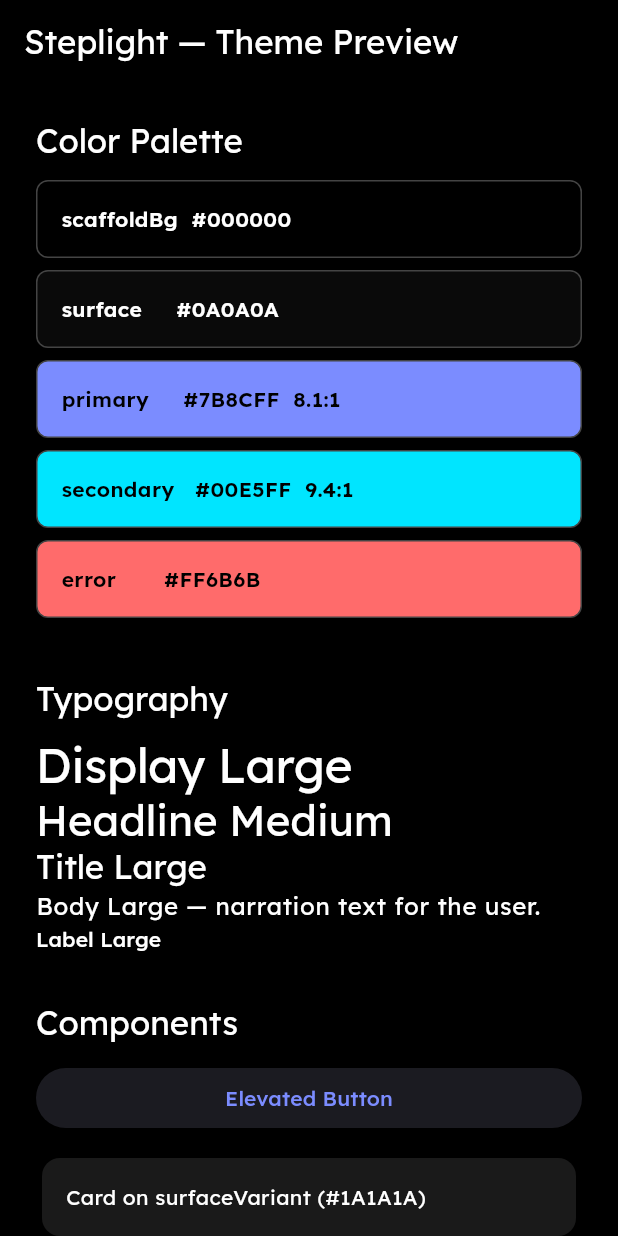
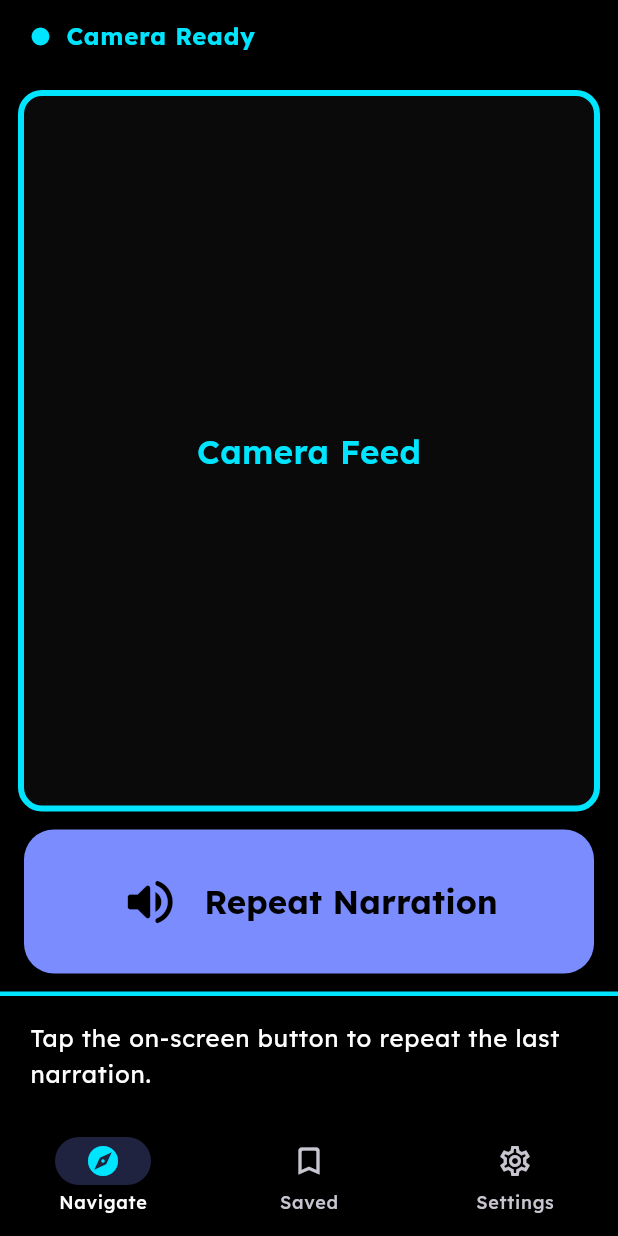
Before and after one commit to raorjun/4435-MIT-challenge, a Flutter app: the screen it shows after launch, on a phone screen of 412 x 824 dp. Run offline on Flutter 3.47's test engine with Material 3 defaults, Android fonts, the phone set to English and light mode, and no system bars; our stand-ins replace google_fonts.

Commit message:
updated layout

```diff
--- a/mobile_app/lib/main.dart
+++ b/mobile_app/lib/main.dart
@@ -1,5 +1,6 @@
 import 'package:flutter/material.dart';
 import 'theme/theme.dart';
+import 'screens/main_navigation_screen.dart';
 
 void main() {
   runApp(const SteplightApp());
@@ -15,8 +16,7 @@
       debugShowCheckedModeBanner: false,
       theme: AppTheme.darkTheme,
       darkTheme: AppTheme.darkTheme,
-      themeMode: ThemeMode.dark, // always dark
-      // Task 1 prep: clamp text scaler so oversized system fonts don't break layout
+      themeMode: ThemeMode.dark,
       builder: (context, child) {
         return MediaQuery(
           data: MediaQuery.of(context).copyWith(
@@ -26,81 +26,7 @@
           child: child!,
         );
       },
-      home: const _ThemePreviewScreen(),
+      home: const MainNavigationScreen(),
     );
   }
 }
-
-/// Simple screen to visually confirm the theme is applied correctly.
-class _ThemePreviewScreen extends StatelessWidget {
-  const _ThemePreviewScreen();
-
-  @override
-  Widget build(BuildContext context) {
-    final cs = Theme.of(context).colorScheme;
-    final tt = Theme.of(context).textTheme;
-
-    return Scaffold(
-      appBar: AppBar(title: const Text('Steplight — Theme Preview')),
-      body: ListView(
-        padding: const EdgeInsets.all(24),
-        children: [
-          // ── Color swatches ────────────────────────────────────────
-          Text('Color Palette', style: tt.titleLarge),
-          const SizedBox(height: 12),
-          _Swatch(label: 'scaffoldBg  #000000', color: AppTheme.pureBlack, onColor: cs.onSurface),
-          _Swatch(label: 'surface     #0A0A0A', color: cs.surface, onColor: cs.onSurface),
-          _Swatch(label: 'primary     #7B8CFF  8.1:1', color: cs.primary, onColor: cs.onPrimary),
-          _Swatch(label: 'secondary   #00E5FF  9.4:1', color: cs.secondary, onColor: cs.onSecondary),
-          _Swatch(label: 'error       #FF6B6B', color: cs.error, onColor: cs.onError),
-          const SizedBox(height: 32),
-
-          // ── Typography ────────────────────────────────────────────
-          Text('Typography', style: tt.titleLarge),
-          const SizedBox(height: 12),
-          Text('Display Large', style: tt.displayLarge?.copyWith(fontSize: 32)),
-          Text('Headline Medium', style: tt.headlineMedium),
-          Text('Title Large', style: tt.titleLarge),
-          Text('Body Large — narration text for the user.', style: tt.bodyLarge),
-          Text('Label Large', style: tt.labelLarge),
-          const SizedBox(height: 32),
-
-          // ── Components ────────────────────────────────────────────
-          Text('Components', style: tt.titleLarge),
-          const SizedBox(height: 12),
-          ElevatedButton(onPressed: () {}, child: const Text('Elevated Button')),
-          const SizedBox(height: 12),
-          Card(
-            child: Padding(
-              padding: const EdgeInsets.all(16),
-              child: Text('Card on surfaceVariant (#1A1A1A)', style: tt.bodyMedium),
-            ),
-          ),
-        ],
-      ),
-    );
-  }
-}
-
-class _Swatch extends StatelessWidget {
-  const _Swatch({required this.label, required this.color, required this.onColor});
-  final String label;
-  final Color color;
-  final Color onColor;
-
-  @override
-  Widget build(BuildContext context) {
-    return Container(
-      margin: const EdgeInsets.only(bottom: 8),
-      height: 52,
-      decoration: BoxDecoration(
-        color: color,
-        border: Border.all(color: AppTheme.outlineColor),
-        borderRadius: BorderRadius.circular(8),
-      ),
-      alignment: Alignment.centerLeft,
-      padding: const EdgeInsets.symmetric(horizontal: 16),
-      child: Text(label, style: TextStyle(color: onColor, fontWeight: FontWeight.w600)),
-    );
-  }
-}
--- /dev/null
+++ b/mobile_app/lib/screens/main_navigation_screen.dart
@@ -0,0 +1,229 @@
+import 'package:flutter/material.dart';
+import 'package:flutter/services.dart';
+import '../theme/theme.dart';
+import '../components/safe_tap_button.dart';
+import '../components/narration_box.dart';
+
+const String _kPlaceholderNarration =
+    'Tap the on-screen button to repeat the last narration.';
+
+class MainNavigationScreen extends StatefulWidget {
+  const MainNavigationScreen({super.key});
+
+  @override
+  State<MainNavigationScreen> createState() => _MainNavigationScreenState();
+}
+
+class _MainNavigationScreenState extends State<MainNavigationScreen> {
+  int _selectedIndex = 0;
+
+  void _onNavTap(int index) {
+    HapticFeedback.lightImpact();
+    setState(() => _selectedIndex = index);
+  }
+
+  @override
+  Widget build(BuildContext context) {
+    return Scaffold(
+      backgroundColor: AppTheme.pureBlack,
+      body: IndexedStack(
+        index: _selectedIndex,
+        children: const [
+          _CameraView(),
+          _PlaceholderPage(
+            icon: Icons.bookmark_rounded,
+            label: 'Saved Places',
+            message: 'Your saved locations will appear here.',
+          ),
+          _PlaceholderPage(
+            icon: Icons.settings_rounded,
+            label: 'Settings',
+            message: 'App settings coming soon.',
+          ),
+        ],
+      ),
+      bottomNavigationBar: NavigationBar(
+        backgroundColor: AppTheme.pureBlack,
+        indicatorColor: AppTheme.primaryIndigo.withValues(alpha: 0.25),
+        selectedIndex: _selectedIndex,
+        onDestinationSelected: _onNavTap,
+        labelBehavior: NavigationDestinationLabelBehavior.alwaysShow,
+        destinations: const [
+          NavigationDestination(
+            icon: Icon(Icons.explore_outlined),
+            selectedIcon: Icon(Icons.explore, color: AppTheme.secondaryCyan),
+            label: 'Navigate',
+          ),
+          NavigationDestination(
+            icon: Icon(Icons.bookmark_outline_rounded),
+            selectedIcon: Icon(Icons.bookmark_rounded, color: AppTheme.secondaryCyan),
+            label: 'Saved',
+          ),
+          NavigationDestination(
+            icon: Icon(Icons.settings_outlined),
+            selectedIcon: Icon(Icons.settings_rounded, color: AppTheme.secondaryCyan),
+            label: 'Settings',
+          ),
+        ],
+      ),
+    );
+  }
+}
+
+// ── Camera view (tab 0) ─────────────────────────────────────────────────────
+
+class _CameraView extends StatefulWidget {
+  const _CameraView();
+
+  @override
+  State<_CameraView> createState() => _CameraViewState();
+}
+
+class _CameraViewState extends State<_CameraView> {
+  String _narration = _kPlaceholderNarration;
+
+  void _repeatNarration() {
+    HapticFeedback.lightImpact();
+    // TODO: trigger TTS replay when backend is wired.
+    ScaffoldMessenger.of(context).showSnackBar(
+      SnackBar(
+        content: Text(_narration, style: const TextStyle(fontSize: 18)),
+        backgroundColor: AppTheme.surfaceDark,
+        behavior: SnackBarBehavior.floating,
+        shape: RoundedRectangleBorder(borderRadius: BorderRadius.circular(14)),
+        duration: const Duration(seconds: 2),
+      ),
+    );
+  }
+
+  @override
+  Widget build(BuildContext context) {
+    return SafeArea(
+      child: Column(
+        children: [
+          // ── Status bar ──────────────────────────────────────────
+          _StatusBar(label: 'Camera Ready'),
+
+          // ── Camera frame ────────────────────────────────────────
+          Expanded(
+            child: Padding(
+              padding: const EdgeInsets.all(12),
+              child: Container(
+                decoration: BoxDecoration(
+                  color: AppTheme.surfaceDark,
+                  borderRadius: BorderRadius.circular(16),
+                  border: Border.all(
+                    color: AppTheme.secondaryCyan,
+                    width: 4,
+                  ),
+                ),
+                child: const Center(
+                  child: Text(
+                    'Camera Feed',
+                    style: TextStyle(
+                      color: AppTheme.secondaryCyan,
+                      fontSize: 22,
+                      fontWeight: FontWeight.w600,
+                    ),
+                  ),
+                ),
+              ),
+            ),
+          ),
+
+          // ── Repeat narration button ──────────────────────────────
+          Padding(
+            padding: const EdgeInsets.symmetric(horizontal: 16),
+            child: SafeTapButton(
+              label: 'Repeat Narration',
+              icon: Icons.volume_up_rounded,
+              color: AppTheme.primaryIndigo,
+              textColor: AppTheme.pureBlack,
+              onTap: _repeatNarration,
+              semanticsLabel: 'Repeat last narration',
+            ),
+          ),
+
+          const SizedBox(height: 12),
+
+          // ── Narration box ────────────────────────────────────────
+          NarrationBox(text: _narration),
+        ],
+      ),
+    );
+  }
+}
+
+// ── Status bar ──────────────────────────────────────────────────────────────
+
+class _StatusBar extends StatelessWidget {
+  const _StatusBar({required this.label});
+
+  final String label;
+
+  @override
+  Widget build(BuildContext context) {
+    final tt = Theme.of(context).textTheme;
+
+    return Container(
+      width: double.infinity,
+      color: AppTheme.pureBlack,
+      padding: const EdgeInsets.symmetric(horizontal: 20, vertical: 12),
+      child: Row(
+        children: [
+          const Icon(Icons.circle, color: AppTheme.secondaryCyan, size: 14),
+          const SizedBox(width: 10),
+          Text(
+            label,
+            style: tt.titleMedium?.copyWith(
+              color: AppTheme.secondaryCyan,
+              fontWeight: FontWeight.w700,
+              letterSpacing: 0.5,
+            ),
+          ),
+        ],
+      ),
+    );
+  }
+}
+
+// ── Placeholder pages (tabs 1 & 2) ─────────────────────────────────────────
+
+class _PlaceholderPage extends StatelessWidget {
+  const _PlaceholderPage({
+    required this.icon,
+    required this.label,
+    required this.message,
+  });
+
+  final IconData icon;
+  final String label;
+  final String message;
+
+  @override
+  Widget build(BuildContext context) {
+    final tt = Theme.of(context).textTheme;
+
+    return SafeArea(
+      child: Center(
+        child: Padding(
+          padding: const EdgeInsets.all(32),
+          child: Column(
+            mainAxisSize: MainAxisSize.min,
+            children: [
+              Icon(icon, size: 72, color: AppTheme.secondaryCyan),
+              const SizedBox(height: 24),
+              Text(label, style: tt.headlineSmall),
+              const SizedBox(height: 12),
+              Text(
+                message,
+                style: tt.bodyLarge?.copyWith(color: Colors.white70),
+                textAlign: TextAlign.center,
+              ),
+            ],
+          ),
+        ),
+      ),
+    );
+  }
+}
```
Also changed, not shown: mobile_app/lib/screens/home.dart (deleted, +0 -388 lines).
